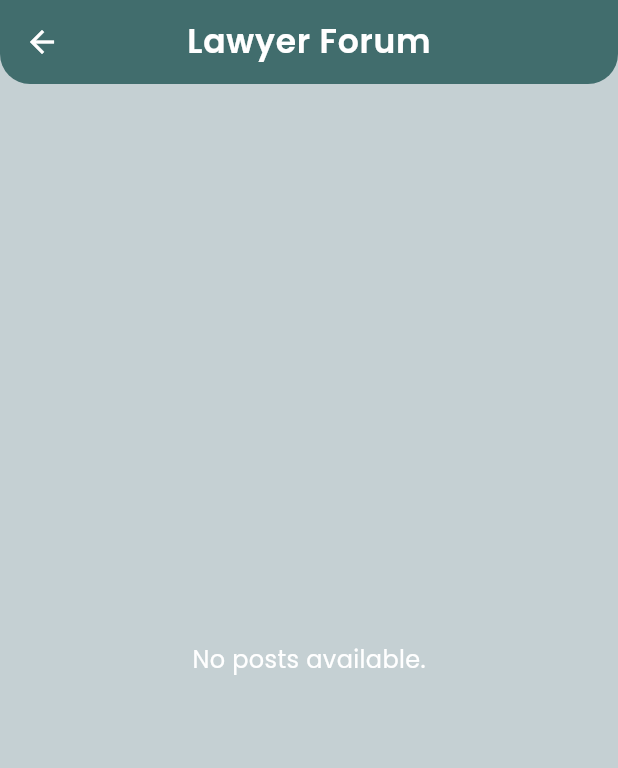
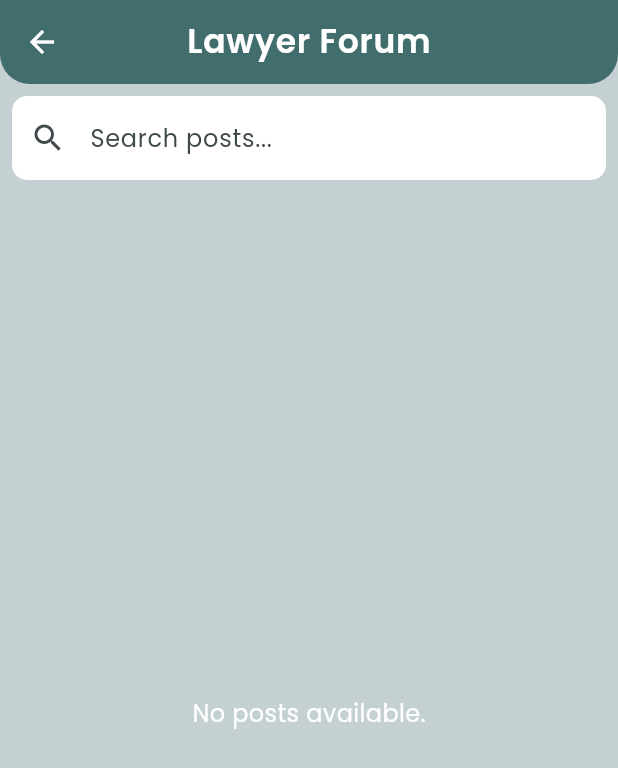
Before and after one commit to chaithanyashaji/law4Her, a Flutter app: the LawyerForumPage screen opened directly, on a phone screen of 412 x 824 dp. Shown: the top 768 px of the screen. Run offline on Flutter 3.47's test engine with Material 3 defaults, Android fonts, the light colour scheme and no system bars; our stand-ins replace cached_network_image, cloud_firestore, firebase_auth, firebase_core, firebase_storage, flutter_animate and 8 more; missing offline and left inert: encrypt, razorpay_flutter; accounts and stored records are empty.

Commit message:
date and search forum in lawyer

```diff
--- a/lib/Lawyer/lawyerforum.dart
+++ b/lib/Lawyer/lawyerforum.dart
@@ -1,6 +1,8 @@
 import 'package:flutter/material.dart';
 import 'package:cloud_firestore/cloud_firestore.dart';
 import 'package:firebase_auth/firebase_auth.dart';
+import 'package:intl/intl.dart';
+
 
 class LawyerForumPage extends StatefulWidget {
   @override
@@ -14,6 +16,9 @@ class _LawyerForumPageState extends State<LawyerForumPage> {
   final Color primaryColor = const Color(0xFF416d6d); // Primary color
   final Color secondaryColor = const Color(0xFF608e8e); // Secondary color
   final Color backgroundColor = const Color(0xFFc5d0d3); // Background color
+  final TextEditingController _searchController = TextEditingController();
+  String searchQuery = "";
+
 
 
 
@@ -41,6 +46,28 @@ class _LawyerForumPageState extends State<LawyerForumPage> {
       backgroundColor: backgroundColor,
       body: Column(
         children: [
+          Padding(
+            padding: const EdgeInsets.all(8.0),
+            child: TextField(
+              controller: _searchController,
+              onChanged: (value) {
+                setState(() {
+                  searchQuery = value.toLowerCase();
+                });
+              },
+              decoration: InputDecoration(
+                hintText: "Search posts...",
+                prefixIcon: Icon(Icons.search),
+                filled: true,
+                fillColor: Colors.white,
+                border: OutlineInputBorder(
+                  borderRadius: BorderRadius.circular(10),
+                  borderSide: BorderSide.none,
+                ),
+              ),
+            ),
+          ),
+
           Expanded(
             child: StreamBuilder<QuerySnapshot>(
               stream: FirebaseFirestore.instance
@@ -56,23 +83,32 @@ class _LawyerForumPageState extends State<LawyerForumPage> {
 
                 final posts = snapshot.data!.docs;
 
-                if (posts.isEmpty) {
-                  return const Center(
+// 🔍 Apply search filter
+                final filteredPosts = posts.where((post) {
+                  final content = (post['content'] ?? '').toString().toLowerCase();
+                  return content.contains(searchQuery);
+                }).toList();
+
+// 🛑 Handle no results
+                if (filteredPosts.isEmpty) {
+                  return Center(
                     child: Text(
-                      "No posts available.",
-                      style: TextStyle(fontSize: 16, color: Colors.white),
+                      searchQuery.isEmpty ? "No posts available." : "No matching posts found.",
+                      style: const TextStyle(fontSize: 16, color: Colors.white),
                     ),
                   );
                 }
 
+// ✅ Display filtered posts
                 return ListView.builder(
                   padding: const EdgeInsets.all(16),
-                  itemCount: posts.length,
+                  itemCount: filteredPosts.length,
                   itemBuilder: (context, index) {
-                    final post = posts[index];
+                    final post = filteredPosts[index];
                     return _buildForumPost(post);
                   },
                 );
+
               },
             ),
           ),
@@ -83,10 +119,29 @@ class _LawyerForumPageState extends State<LawyerForumPage> {
 
   Widget _buildForumPost(DocumentSnapshot post) {
     final data = post.data() as Map<String, dynamic>;
+    final Timestamp? timestamp = data['timestamp'];
+    String formattedTime = 'Time not available';
+
+    if (timestamp != null) {
+      DateTime postDate = timestamp.toDate();
+      DateTime now = DateTime.now();
+
+      if (postDate.year == now.year &&
+          postDate.month == now.month &&
+          postDate.day == now.day) {
+        formattedTime = DateFormat.jm().format(postDate); // e.g. 2:30 PM
+      } else if (postDate.year == now.year) {
+        formattedTime = DateFormat('MMM d').format(postDate); // e.g. Apr 3
+      } else {
+        formattedTime = DateFormat('yMMM').format(postDate); // e.g. Apr 2024
+      }
+    }
+
     final comments = List<Map<String, dynamic>>.from(data['comments'] ?? []);
     final likes = List<String>.from(data['likes'] ?? []);
     final dislikes = List<String>.from(data['dislikes'] ?? []);
     final currentUserId = _auth.currentUser!.uid;
+
 
     return Container(
       margin: const EdgeInsets.only(bottom: 16),
@@ -105,6 +160,12 @@ class _LawyerForumPageState extends State<LawyerForumPage> {
       child: Column(
         crossAxisAlignment: CrossAxisAlignment.start,
         children: [
+          Text(
+            formattedTime,
+            style: TextStyle(color: Colors.grey, fontSize: 12),
+          ),
+          const SizedBox(height: 4),
+
           Text(
             data['content'] ?? '',
             style: const TextStyle(
```
